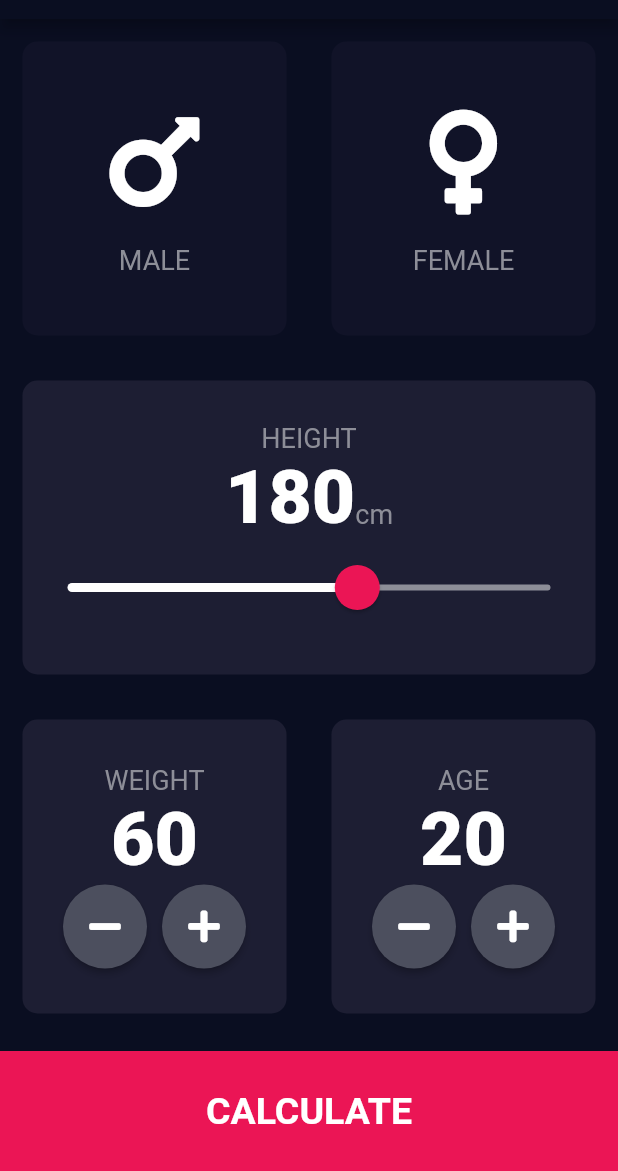
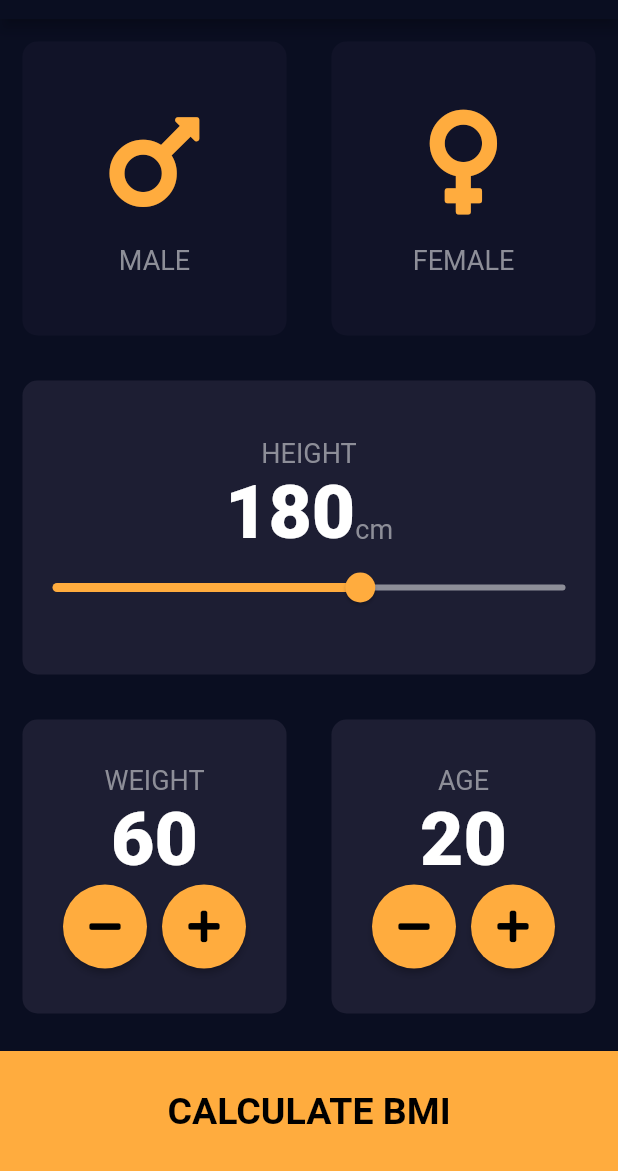
Before and after one commit to sameer882000/BMI-Calculator, a Flutter app: the screen it shows after launch, on a phone screen of 412 x 824 dp, the part 65-1236 px from its top. Run offline on Flutter 3.47's test engine with Material 2 defaults, Android fonts, the phone set to English and light mode, and no system bars; our stand-ins replace font_awesome_flutter.

Commit message:
colour code change

```diff
--- a/lib/components/icon_content.dart
+++ b/lib/components/icon_content.dart
@@ -1,11 +1,11 @@
 import 'package:flutter/material.dart';
 import '../constants.dart';
-
 
 class IconContact extends StatelessWidget {
   IconContact({this.icon, this.label});
   final IconData icon;
   final String label;
+
 
   @override
   Widget build(BuildContext context) {
@@ -15,6 +15,7 @@ class IconContact extends StatelessWidget {
         Icon(
           icon,
           size: 80.0,
+          color: Color(0xFFFFAC3E),
         ),
         SizedBox(
           height: 15.0,
--- a/lib/components/round_icon_button.dart
+++ b/lib/components/round_icon_button.dart
@@ -8,11 +8,14 @@ class RoundIconButton extends StatelessWidget {
   @override
   Widget build(BuildContext context) {
     return RawMaterialButton(
-      child: Icon(icon),
+      child: Icon(
+        icon,
+        color: Colors.black,
+      ),
       onPressed: onPressed,
       constraints: BoxConstraints.tightFor(width: 56.0, height: 56.0),
       shape: CircleBorder(),
-      fillColor: Color(0xFF4C4F5E),
+      fillColor: Color(0xFFFFAC3E),
     );
   }
 }
--- a/lib/constants.dart
+++ b/lib/constants.dart
@@ -11,11 +11,11 @@ const kNumberTextStyle = TextStyle(
 );
 
 const kLargeButtonTextStyle =
-    TextStyle(fontSize: 25.0, fontWeight: FontWeight.bold);
+    TextStyle(fontSize: 25.0, fontWeight: FontWeight.bold, color: Colors.black);
 
 const kTitleTextStyle = TextStyle(fontSize: 50.0, fontWeight: FontWeight.bold);
 const kResultTextStyle = TextStyle(
-    color: Color(0xFF24D876), fontSize: 22.0, fontWeight: FontWeight.bold);
+    color: Color(0xFFFFAC3E), fontSize: 22.0, fontWeight: FontWeight.bold);
 
 const kBMITextStyle = TextStyle(fontSize: 100.0, fontWeight: FontWeight.bold);
 const kBodyTextStyle = TextStyle(fontSize: 22.0);
@@ -23,4 +23,4 @@ const kBodyTextStyle = TextStyle(fontSize: 22.0);
 const kBottomContainerHeight = 80.0;
 const kActiveCardColour = Color(0xFF1D1E33);
 const kInActiveCardColour = Color(0xFF111328);
-const kBottomContainerColour = Color(0xFFEB1555);
+const kBottomContainerColour = Color(0xFFFFAC3E);
--- a/lib/screens/input_page.dart
+++ b/lib/screens/input_page.dart
@@ -95,14 +95,14 @@ class _InputPageState extends State<InputPage> {
                     ),
                     SliderTheme(
                       data: SliderTheme.of(context).copyWith(
-                        thumbColor: Color(0xFFEB1555),
-                        activeTrackColor: Colors.white,
+                        thumbColor: Color(0xFFFFAC3E),
+                        activeTrackColor: Color(0xFFFFAC3E),
                         inactiveTrackColor: Color(0xFF8D8E98),
                         overlayColor: Color(0x29EB1555),
                         thumbShape:
-                            RoundSliderThumbShape(enabledThumbRadius: 15.0),
+                            RoundSliderThumbShape(enabledThumbRadius: 10.0),
                         overlayShape:
-                            RoundSliderOverlayShape(overlayRadius: 30.0),
+                            RoundSliderOverlayShape(overlayRadius: 20.0),
                       ),
                       child: Slider(
                           value: height.toDouble(),
@@ -198,7 +198,7 @@ class _InputPageState extends State<InputPage> {
               ),
             ),
             BottomButton(
-              buttonTitle: 'CALCULATE',
+              buttonTitle: 'CALCULATE BMI',
               onTap: () {
                 CalculatorBrain calc =
                     CalculatorBrain(height: height, weight: weight);
```
Also changed, not shown: 1 other file.
